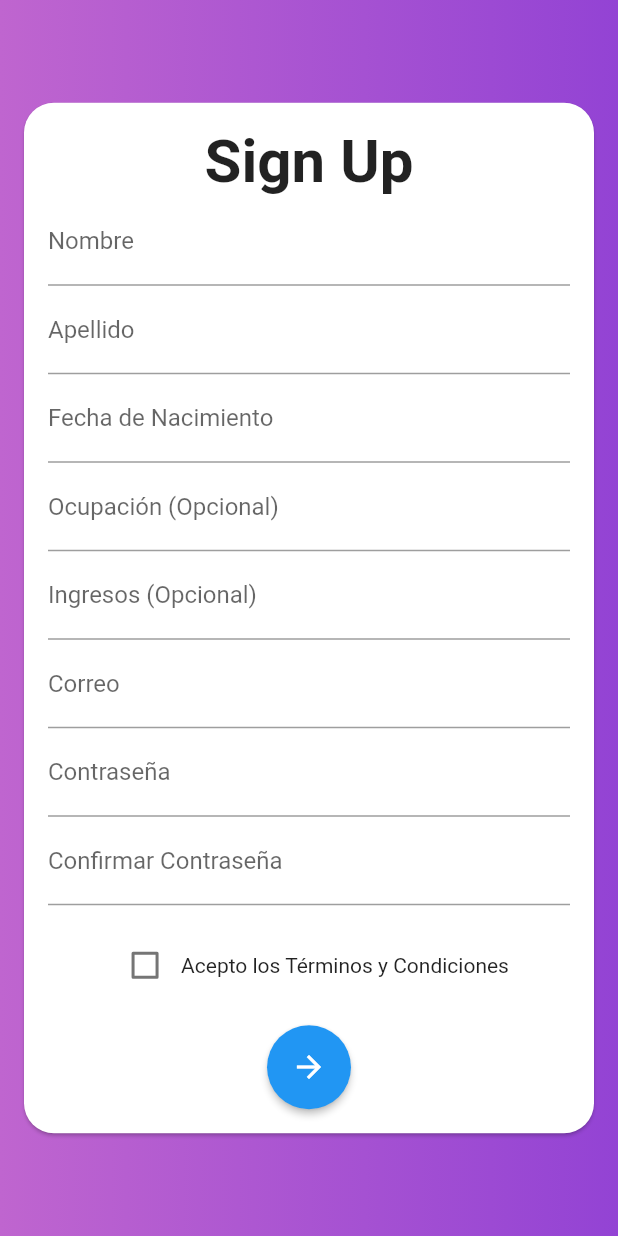
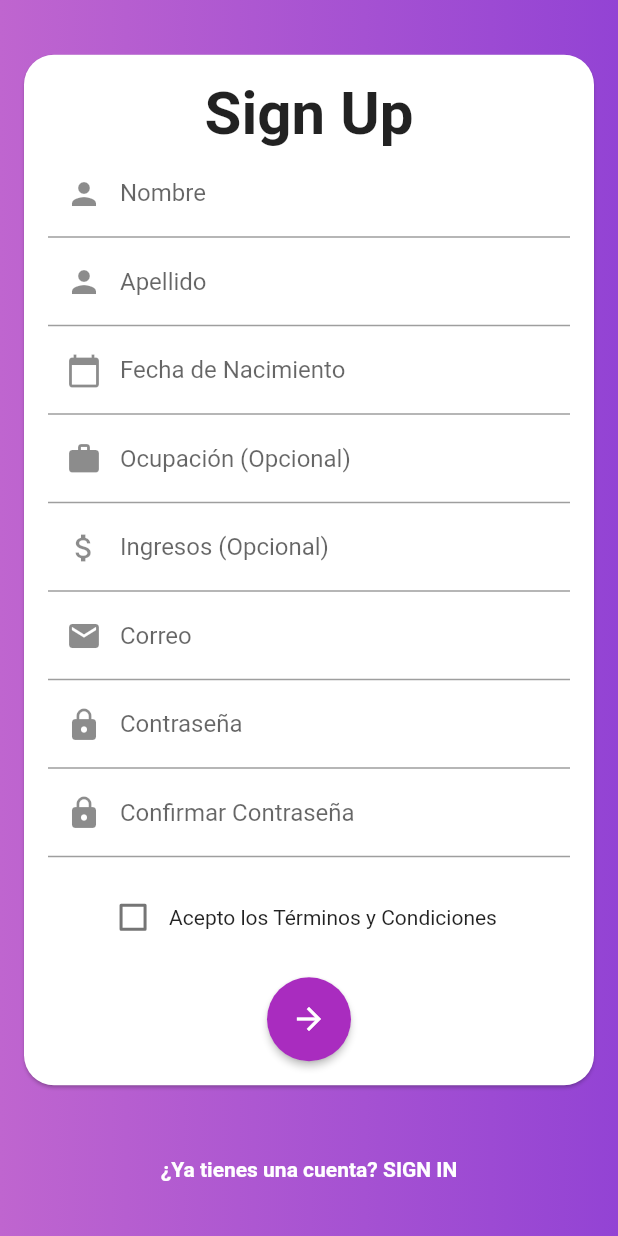
Before and after one commit to olaffmp23/ProyectoPDM, a Flutter app: the screen it shows after launch, after a tap on "¿No tiene cuenta? SIGN UP", on a phone screen of 412 x 824 dp. Run offline on Flutter 3.47's test engine with Material 2 defaults, Android fonts, the phone set to English and light mode, and no system bars.

Commit message:
Login Screens (Sign Up & Sign In) Modified

```diff
--- a/app_finanzas/lib/screens/login/SingInPage.dart
+++ b/app_finanzas/lib/screens/login/SingInPage.dart
@@ -63,6 +63,8 @@ class SignInPage extends StatelessWidget {
                         style: ElevatedButton.styleFrom(
                           shape: CircleBorder(),
                           padding: EdgeInsets.all(16.0),
+                          primary: Color.fromARGB(255, 169, 44,
+                              191), // Cambia el color según tu preferencia
                         ),
                       ),
                     ],
--- a/app_finanzas/lib/screens/login/SingUpPage.dart
+++ b/app_finanzas/lib/screens/login/SingUpPage.dart
@@ -1,6 +1,15 @@
+import 'package:app_finanzas/screens/login/SingInPage.dart';
+import 'package:app_finanzas/screens/menu/menu.dart';
 import 'package:flutter/material.dart';
 
-class SignUpPage extends StatelessWidget {
+class SignUpPage extends StatefulWidget {
+  @override
+  _SignUpPageState createState() => _SignUpPageState();
+}
+
+class _SignUpPageState extends State<SignUpPage> {
+  bool _isChecked = false;
+
   @override
   Widget build(BuildContext context) {
     return Scaffold(
@@ -16,7 +25,10 @@ class SignUpPage extends StatelessWidget {
           ),
         ),
         child: Center(
-          child: Card(
+          child: SingleChildScrollView(
+            child: Column(
+              children: <Widget>[
+                Card(
                   shape: RoundedRectangleBorder(
                     borderRadius: BorderRadius.circular(20.0),
                   ),
@@ -34,53 +46,120 @@ class SignUpPage extends StatelessWidget {
                           ),
                         ),
                         TextFormField(
-                    decoration: InputDecoration(labelText: 'Nombre'),
+                          decoration: InputDecoration(
+                            labelText: 'Nombre',
+                            prefixIcon: Icon(Icons.person),
+                          ),
                         ),
                         TextFormField(
-                    decoration: InputDecoration(labelText: 'Apellido'),
+                          decoration: InputDecoration(
+                            labelText: 'Apellido',
+                            prefixIcon: Icon(Icons.person),
+                          ),
                         ),
                         TextFormField(
-                    decoration:
-                        InputDecoration(labelText: 'Fecha de Nacimiento'),
+                          decoration: InputDecoration(
+                            labelText: 'Fecha de Nacimiento',
+                            prefixIcon: Icon(Icons.calendar_today),
+                          ),
                         ),
                         TextFormField(
-                    decoration:
-                        InputDecoration(labelText: 'Ocupación (Opcional)'),
+                          decoration: InputDecoration(
+                            labelText: 'Ocupación (Opcional)',
+                            prefixIcon: Icon(Icons.work),
+                          ),
                         ),
                         TextFormField(
                           keyboardType: TextInputType.number,
-                    decoration:
-                        InputDecoration(labelText: 'Ingresos (Opcional)'),
+                          decoration: InputDecoration(
+                            labelText: 'Ingresos (Opcional)',
+                            prefixIcon: Icon(Icons.attach_money),
+                          ),
                         ),
                         TextFormField(
-                    decoration: InputDecoration(labelText: 'Correo'),
+                          decoration: InputDecoration(
+                            labelText: 'Correo',
+                            prefixIcon: Icon(Icons.email),
+                          ),
                         ),
                         TextFormField(
                           obscureText: true,
-                    decoration: InputDecoration(labelText: 'Contraseña'),
+                          decoration: InputDecoration(
+                            labelText: 'Contraseña',
+                            prefixIcon: Icon(Icons.lock),
+                          ),
                         ),
                         TextFormField(
                           obscureText: true,
-                    decoration:
-                        InputDecoration(labelText: 'Confirmar Contraseña'),
+                          decoration: InputDecoration(
+                            labelText: 'Confirmar Contraseña',
+                            prefixIcon: Icon(Icons.lock),
+                          ),
                         ),
                         SizedBox(height: 16.0),
                         Row(
                           mainAxisAlignment: MainAxisAlignment.center,
                           children: <Widget>[
-                      Checkbox(value: false, onChanged: (bool? value) {}),
+                            Checkbox(
+                              value: _isChecked,
+                              onChanged: (bool? value) {
+                                setState(() {
+                                  _isChecked = value!;
+                                });
+                              },
+                            ),
                             Text('Acepto los Términos y Condiciones'),
+                            SizedBox(width: 16.0),
+                            _isChecked
+                                ? Icon(
+                                    Icons.check_circle,
+                                    color: Colors.green,
+                                    size: 24.0,
+                                  )
+                                : Container(),
                           ],
                         ),
                         SizedBox(height: 16.0),
                         ElevatedButton(
                           onPressed: () {
-                      // Agregar aquí la lógica para registrar al usuario
+                            // Agregar aquí la lógica para iniciar sesión
+                            // ...
+                            // Después de que el usuario haya iniciado sesión, navegamos a la página de menú
+                            Navigator.push(
+                              context,
+                              MaterialPageRoute(
+                                builder: (context) => MyPage(),
+                              ),
+                            );
                           },
                           child: Icon(Icons.arrow_forward),
                           style: ElevatedButton.styleFrom(
                             shape: CircleBorder(),
                             padding: EdgeInsets.all(16.0),
+                            primary: Color.fromARGB(255, 169, 44, 191),
+                          ),
+                        ),
+                      ],
+                    ),
+                  ),
+                ),
+                SizedBox(height: 16.0),
+                TextButton(
+                  onPressed: () {
+                    // Navegar a la página de inicio de sesión
+                    Navigator.push(
+                      context,
+                      MaterialPageRoute(
+                        builder: (context) => SignInPage(),
+                      ),
+                    );
+                  },
+                  child: Text(
+                    '¿Ya tienes una cuenta? SIGN IN',
+                    style: TextStyle(
+                      color: Colors.white,
+                      fontWeight: FontWeight.bold,
+                    ),
                   ),
                 ),
               ],
@@ -88,7 +167,6 @@ class SignUpPage extends StatelessWidget {
           ),
         ),
       ),
-      ),
     );
   }
 }
--- a/app_finanzas/pubspec.yaml
+++ b/app_finanzas/pubspec.yaml
@@ -30,7 +30,7 @@ environment:
 dependencies:
   flutter:
     sdk: flutter
-
+  flutter_datetime_picker: ^1.5.1
 
   # The following adds the Cupertino Icons font to your application.
   # Use with the CupertinoIcons class for iOS style icons.
```
Also changed, not shown: app_finanzas/lib/screens/menu/menu.dart (+3 -4 lines), app_finanzas/pubspec.lock. Lines whose indentation alone changed are shown as unchanged.
